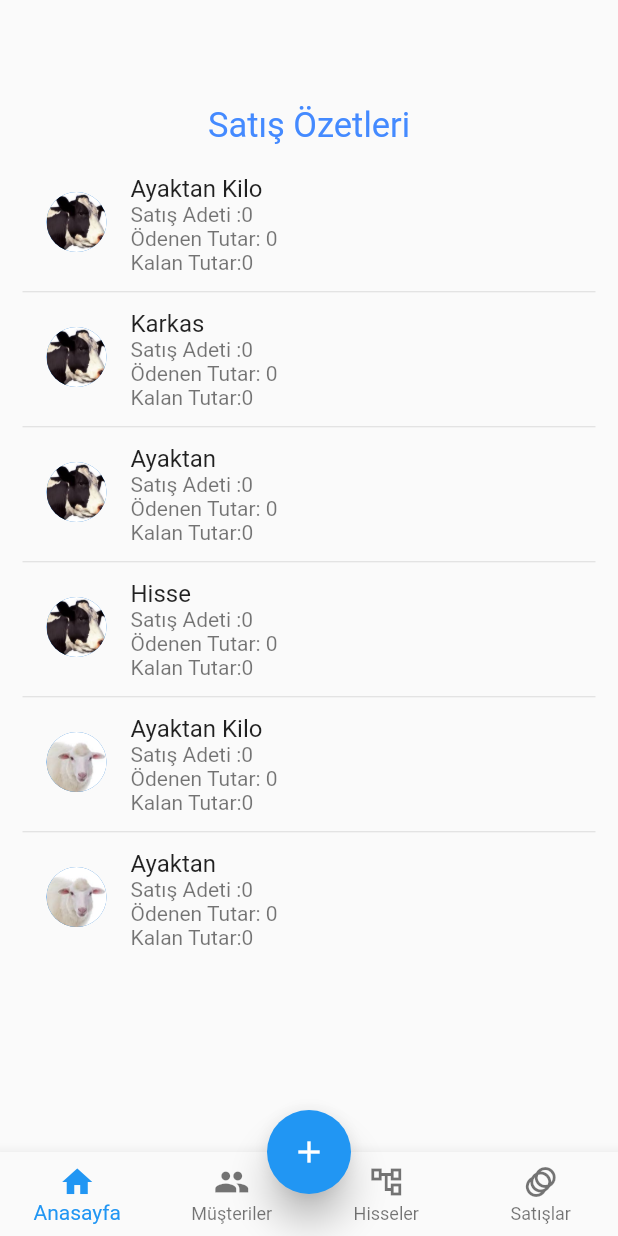
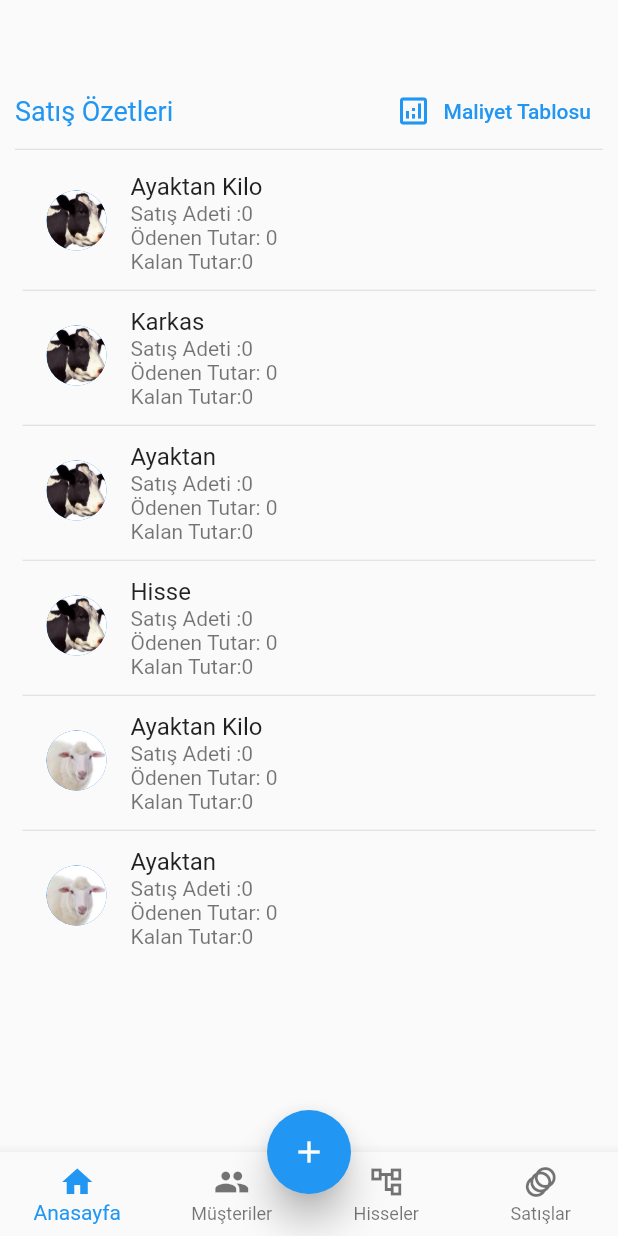
Before and after one commit to ahmettyildirim/gazi, a Flutter app: the screen it shows once a user with an empty profile is signed in, on a phone screen of 412 x 824 dp. Run offline on Flutter 3.47's test engine with Material 2 defaults, Android fonts, the phone set to English and light mode, and no system bars; our stand-ins replace cloud_firestore, custom_radio_grouped_button, firebase_auth, firebase_core, firebase_database, mask_text_input_formatter; accounts and stored records are empty.

Commit message:
maliyet tablosu ilk commit

```diff
--- a/lib/pages/summary.dart
+++ b/lib/pages/summary.dart
@@ -2,6 +2,7 @@ import 'package:cloud_firestore/cloud_firestore.dart';
 import 'package:flutter/material.dart';
 import 'package:gazi_app/common/data_repository.dart';
 import 'package:gazi_app/model/sale.dart';
+import 'package:gazi_app/pages/maliyet.dart';
 
 class SummaryPage extends StatefulWidget {
   @override
@@ -66,7 +67,7 @@ class _SummaryPageState extends State<SummaryPage> {
   @override
   Widget build(BuildContext context) {
     return Container(
-      padding: EdgeInsets.only(top:40, left:10, right:10, bottom:10),
+      padding: EdgeInsets.only(top: 20, left: 10, right: 10, bottom: 10),
       child: Column(
         mainAxisAlignment: MainAxisAlignment.start,
         crossAxisAlignment: CrossAxisAlignment.center,
@@ -74,15 +75,32 @@ class _SummaryPageState extends State<SummaryPage> {
           SizedBox(
             height: 30,
           ),
-          Container(
-            padding: EdgeInsets.only(bottom: 10),
-              child: Text(
-            "Satış Özetleri",
-            style: TextStyle(
-              color: Colors.blueAccent,
-              fontSize: 23,
+          Row(mainAxisAlignment: MainAxisAlignment.spaceBetween, children: [
+            Text(
+              "Satış Özetleri",
+              style: TextStyle(
+                color: Colors.blue,
+                fontSize: 18,
+              ),
             ),
-          )),
+            TextButton.icon(
+                onPressed: () {
+                  Navigator.push(
+                      context,
+                      MaterialPageRoute(
+                          builder: (context) =>
+                              // BubbleScreen()
+                              MaliyetPage()));
+                },
+                icon: Icon(Icons.analytics_outlined),
+                label: Text("Maliyet Tablosu"))
+          ]),
+          Divider(
+            height: 3,
+          ),
+          SizedBox(
+            height: 5,
+          ),
           Expanded(
             child: StreamBuilder<QuerySnapshot<Map<String, dynamic>>>(
               stream: _repositoryInstance.getAllItems(CollectionKeys.sales),
@@ -102,7 +120,8 @@ class _SummaryPageState extends State<SummaryPage> {
                       physics: const AlwaysScrollableScrollPhysics(),
                       itemBuilder: (context, index) {
                         var currentList = salelist
-                            .where((element) => element.kurbanSubTip == index + 1)
+                            .where(
+                                (element) => element.kurbanSubTip == index + 1)
                             .toList();
                         if (index > 5) {
                           return ListTile(
```
Also changed, not shown: lib/model/maliyet.dart (added, +48 -0 lines), lib/pages/maliyet.dart (added, +45 -0 lines).
